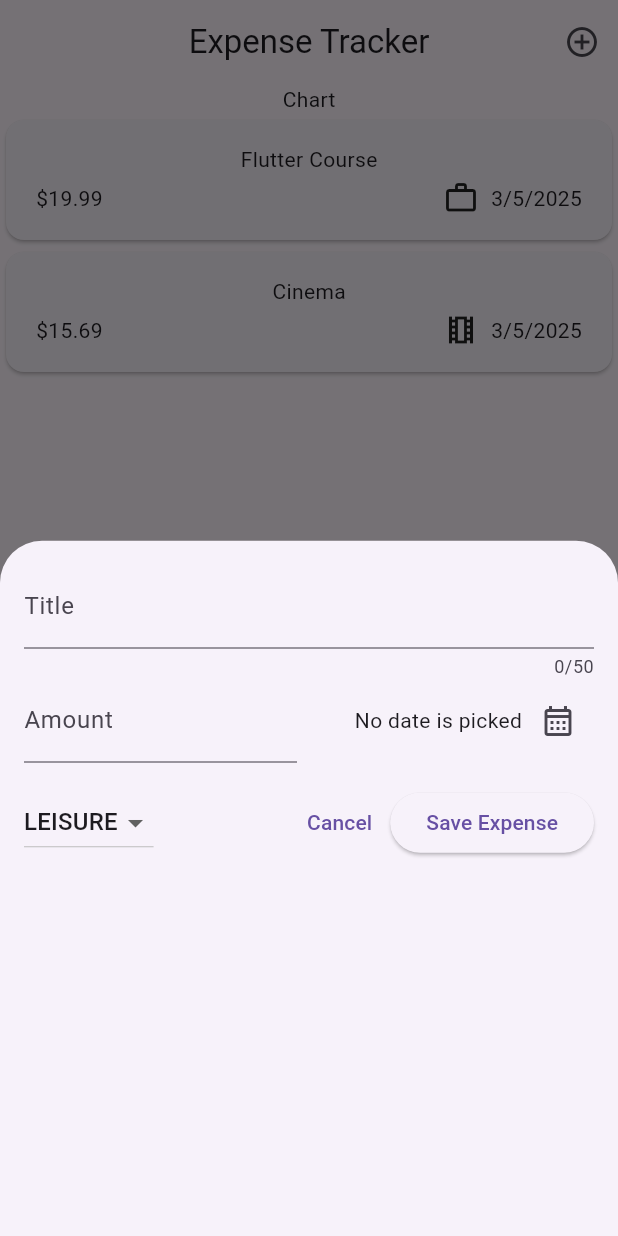
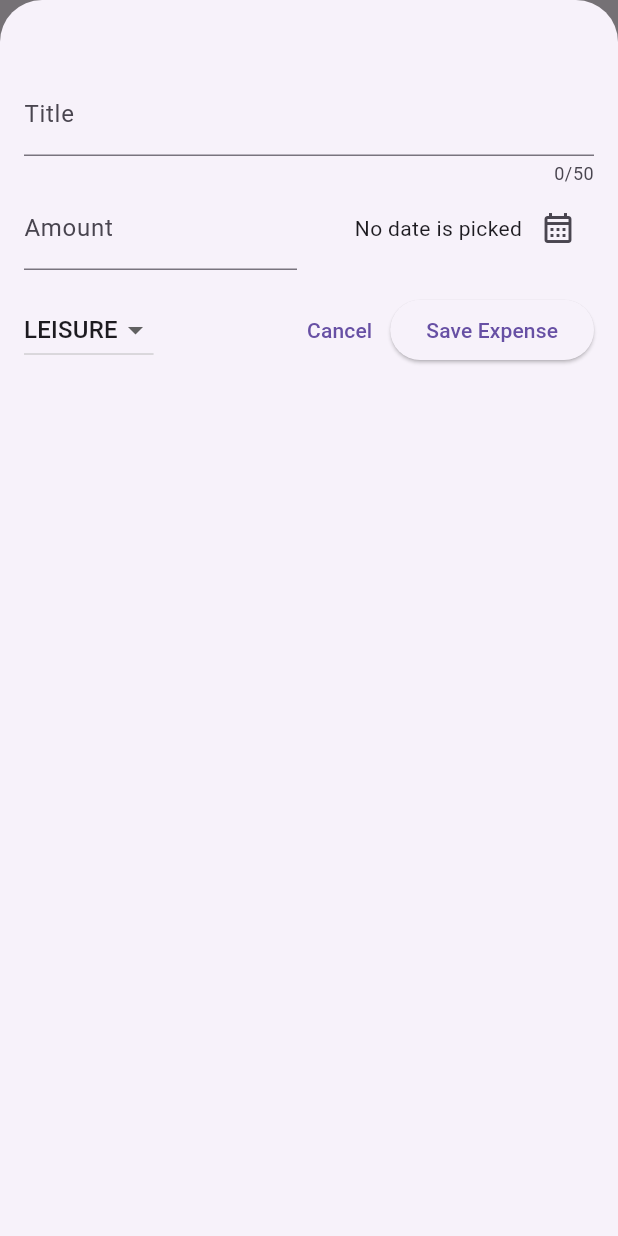
Before and after one commit to shahirahzaki/expense-tracker, a Flutter app: the screen it shows after launch, after a tap on the "add circle outline" icon, on a phone screen of 412 x 824 dp. Run offline on Flutter 3.47's test engine with Material 3 defaults, Android fonts, the phone set to English and light mode, and no system bars.

Commit message:
✨ feat: enhance NewExpense widget to close overlay after adding an expense and add custom padding to fullscreen overlay

```diff
--- a/lib/widgets/expenses.dart
+++ b/lib/widgets/expenses.dart
@@ -29,6 +29,7 @@ class _ExpensesState extends State<Expenses> {
   void _openExpenseOverlay() {
     //this method returns nothing so return type is void
     showModalBottomSheet(
+      isScrollControlled: true,
       context: context,
       builder: (ctx) => NewExpense(
         onAddExpense: _addExpense,
--- a/lib/widgets/new_expense.dart
+++ b/lib/widgets/new_expense.dart
@@ -79,11 +79,13 @@ class _NewExpenseState extends State<NewExpense> {
 
     widget.onAddExpense(
       Expense(
-          title: _titleController.text,
-          amount: enteredAmount,
-          date: _selectedDate!,
-          category: _selectedCategory),
+        title: _titleController.text,
+        amount: enteredAmount,
+        date: _selectedDate!,
+        category: _selectedCategory,
+      ),
     );
+    Navigator.pop(context);
   }
 
   @override
@@ -96,7 +98,7 @@ class _NewExpenseState extends State<NewExpense> {
   @override
   Widget build(BuildContext context) {
     return Padding(
-      padding: EdgeInsets.all(16),
+      padding: EdgeInsets.fromLTRB(16, 48, 16, 16),
       child: Column(
         children: [
           TextField(
```
